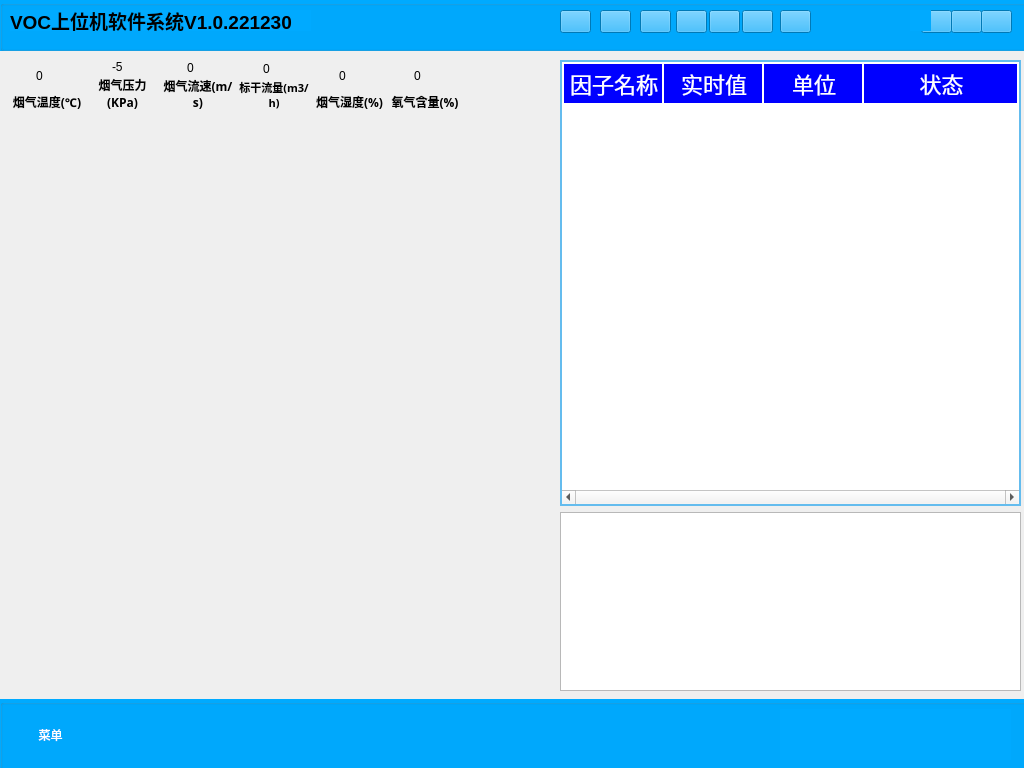
Old version of the form voc-gas/mainwindow.ui in the repository aa123Eason/workcode.
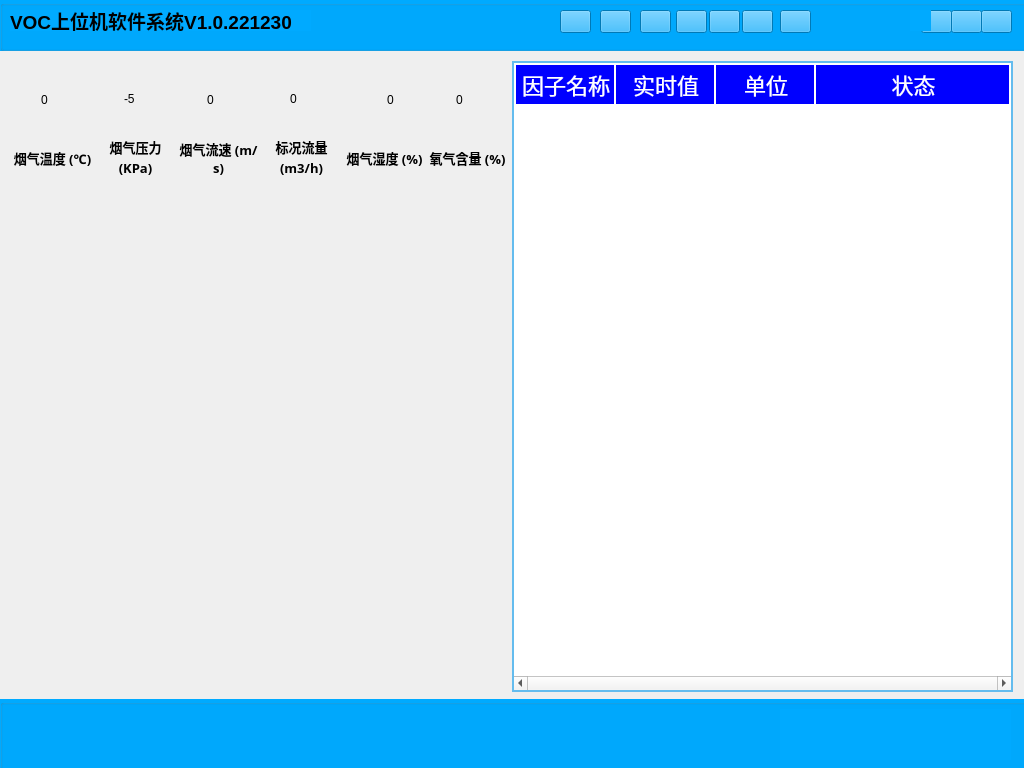
New version of the form. Icons and pictures are not drawn.

Diff of the .ui file:
```diff
--- a/voc-gas/mainwindow.ui
+++ b/voc-gas/mainwindow.ui
@@ -248,10 +248,10 @@
    <widget class="QWidget" name="layoutWidget">
     <property name="geometry">
      <rect>
-      <x>10</x>
-      <y>60</y>
-      <width>541</width>
-      <height>101</height>
+      <x>12</x>
+      <y>62</y>
+      <width>496</width>
+      <height>115</height>
      </rect>
     </property>
     <layout class="QHBoxLayout" name="horizontalLayout_5" stretch="1,1,1,1,1,1">
@@ -259,12 +259,15 @@
       <number>2</number>
      </property>
      <property name="sizeConstraint">
-      <enum>QLayout::SetFixedSize</enum>
+      <enum>QLayout::SetDefaultConstraint</enum>
      </property>
      <item>
       <layout class="QVBoxLayout" name="verticalLayout" stretch="2,1">
        <item>
         <layout class="QHBoxLayout" name="horizontalLayout" stretch="1,2">
+         <property name="spacing">
+          <number>3</number>
+         </property>
          <item>
           <widget class="QLabel" name="label_4">
            <property name="text">
@@ -289,16 +292,22 @@
        </item>
        <item>
         <widget class="QLabel" name="label_8">
+         <property name="sizePolicy">
+          <sizepolicy hsizetype="Preferred" vsizetype="Preferred">
+           <horstretch>0</horstretch>
+           <verstretch>0</verstretch>
+          </sizepolicy>
+         </property>
          <property name="font">
           <font>
            <family>微软雅黑</family>
-           <pointsize>9</pointsize>
+           <pointsize>10</pointsize>
            <weight>75</weight>
            <bold>true</bold>
           </font>
          </property>
          <property name="text">
-          <string>烟气温度(℃)</string>
+          <string>烟气温度 (℃)</string>
          </property>
          <property name="alignment">
           <set>Qt::AlignCenter</set>
@@ -314,6 +323,9 @@
       <layout class="QVBoxLayout" name="verticalLayout_2" stretch="2,1">
        <item>
         <layout class="QHBoxLayout" name="horizontalLayout_2" stretch="1,2">
+         <property name="spacing">
+          <number>3</number>
+         </property>
          <item>
           <widget class="QLabel" name="label_5">
            <property name="text">
@@ -335,16 +347,22 @@
        </item>
        <item>
         <widget class="QLabel" name="label_9">
+         <property name="sizePolicy">
+          <sizepolicy hsizetype="Preferred" vsizetype="Preferred">
+           <horstretch>0</horstretch>
+           <verstretch>0</verstretch>
+          </sizepolicy>
+         </property>
          <property name="font">
           <font>
            <family>微软雅黑</family>
-           <pointsize>9</pointsize>
+           <pointsize>10</pointsize>
            <weight>75</weight>
            <bold>true</bold>
           </font>
          </property>
          <property name="text">
-          <string>烟气压力(KPa)</string>
+          <string>烟气压力 (KPa)</string>
          </property>
          <property name="alignment">
           <set>Qt::AlignCenter</set>
@@ -360,6 +378,9 @@
       <layout class="QVBoxLayout" name="verticalLayout_3" stretch="2,1">
        <item>
         <layout class="QHBoxLayout" name="horizontalLayout_3" stretch="1,2">
+         <property name="spacing">
+          <number>3</number>
+         </property>
          <item>
           <widget class="QLabel" name="label_6">
            <property name="text">
@@ -381,16 +402,22 @@
        </item>
        <item>
         <widget class="QLabel" name="label_10">
+         <property name="sizePolicy">
+          <sizepolicy hsizetype="Preferred" vsizetype="Preferred">
+           <horstretch>0</horstretch>
+           <verstretch>0</verstretch>
+          </sizepolicy>
+         </property>
          <property name="font">
           <font>
            <family>微软雅黑</family>
-           <pointsize>9</pointsize>
+           <pointsize>10</pointsize>
            <weight>75</weight>
            <bold>true</bold>
           </font>
          </property>
          <property name="text">
-          <string>烟气流速(m/s)</string>
+          <string>烟气流速 (m/s)</string>
          </property>
          <property name="alignment">
           <set>Qt::AlignCenter</set>
@@ -406,6 +433,9 @@
       <layout class="QVBoxLayout" name="verticalLayout_4" stretch="2,1">
        <item>
         <layout class="QHBoxLayout" name="horizontalLayout_4" stretch="1,2">
+         <property name="spacing">
+          <number>3</number>
+         </property>
          <item>
           <widget class="QLabel" name="label_7">
            <property name="text">
@@ -427,16 +457,22 @@
        </item>
        <item>
         <widget class="QLabel" name="label_11">
+         <property name="sizePolicy">
+          <sizepolicy hsizetype="Preferred" vsizetype="Preferred">
+           <horstretch>0</horstretch>
+           <verstretch>0</verstretch>
+          </sizepolicy>
+         </property>
          <property name="font">
           <font>
            <family>微软雅黑</family>
-           <pointsize>8</pointsize>
+           <pointsize>10</pointsize>
            <weight>75</weight>
            <bold>true</bold>
           </font>
          </property>
          <property name="text">
-          <string>标干流量(m3/h)</string>
+          <string>标况流量 (m3/h)</string>
          </property>
          <property name="alignment">
           <set>Qt::AlignCenter</set>
@@ -452,8 +488,29 @@
       <layout class="QVBoxLayout" name="verticalLayout_6" stretch="2,1">
        <item>
         <layout class="QHBoxLayout" name="horizontalLayout_6" stretch="1,2">
+         <property name="spacing">
+          <number>3</number>
+         </property>
          <item>
           <widget class="QLabel" name="label_16">
+           <property name="sizePolicy">
+            <sizepolicy hsizetype="Fixed" vsizetype="Fixed">
+             <horstretch>0</horstretch>
+             <verstretch>0</verstretch>
+            </sizepolicy>
+           </property>
+           <property name="minimumSize">
+            <size>
+             <width>40</width>
+             <height>50</height>
+            </size>
+           </property>
+           <property name="maximumSize">
+            <size>
+             <width>40</width>
+             <height>50</height>
+            </size>
+           </property>
            <property name="text">
             <string/>
            </property>
@@ -473,16 +530,22 @@
        </item>
        <item>
         <widget class="QLabel" name="label_18">
+         <property name="sizePolicy">
+          <sizepolicy hsizetype="Preferred" vsizetype="Preferred">
+           <horstretch>0</horstretch>
+           <verstretch>0</verstretch>
+          </sizepolicy>
+         </property>
          <property name="font">
           <font>
            <family>微软雅黑</family>
-           <pointsize>9</pointsize>
+           <pointsize>10</pointsize>
            <weight>75</weight>
            <bold>true</bold>
           </font>
          </property>
          <property name="text">
-          <string>烟气湿度(%)</string>
+          <string>烟气湿度 (%)</string>
          </property>
          <property name="alignment">
           <set>Qt::AlignCenter</set>
@@ -498,6 +561,9 @@
       <layout class="QVBoxLayout" name="verticalLayout_7" stretch="2,1">
        <item>
         <layout class="QHBoxLayout" name="horizontalLayout_7" stretch="1,2">
+         <property name="spacing">
+          <number>3</number>
+         </property>
          <item>
           <widget class="QLabel" name="label_19">
            <property name="text">
@@ -519,16 +585,22 @@
        </item>
        <item>
         <widget class="QLabel" name="label_21">
+         <property name="sizePolicy">
+          <sizepolicy hsizetype="Preferred" vsizetype="Preferred">
+           <horstretch>0</horstretch>
+           <verstretch>0</verstretch>
+          </sizepolicy>
+         </property>
          <property name="font">
           <font>
            <family>微软雅黑</family>
-           <pointsize>9</pointsize>
+           <pointsize>10</pointsize>
            <weight>75</weight>
            <bold>true</bold>
           </font>
          </property>
          <property name="text">
-          <string>氧气含量(%)</string>
+          <string>氧气含量 (%)</string>
          </property>
          <property name="alignment">
           <set>Qt::AlignCenter</set>
@@ -545,10 +617,10 @@
    <widget class="QWidget" name="widget" native="true">
     <property name="geometry">
      <rect>
-      <x>10</x>
-      <y>170</y>
-      <width>541</width>
-      <height>521</height>
+      <x>12</x>
+      <y>180</y>
+      <width>496</width>
+      <height>509</height>
      </rect>
     </property>
    </widget>
@@ -567,35 +639,6 @@
     <property name="title">
      <string/>
     </property>
-    <widget class="QPushButton" name="MainMenu">
-     <property name="geometry">
-      <rect>
-       <x>10</x>
-       <y>10</y>
-       <width>81</width>
-       <height>51</height>
-      </rect>
-     </property>
-     <property name="styleSheet">
-      <string notr="true">QPushButton
-{
-	background:transparent;
-	border-radius:2px;
-	color:white;
-	
-	font: 75 25pt &quot;微软雅黑&quot;;
-}
-
-QPushButton:hover
-{
-	
-	background-color: rgb(0, 0, 127);
-}</string>
-     </property>
-     <property name="text">
-      <string>菜单</string>
-     </property>
-    </widget>
     <widget class="QLabel" name="label_2">
      <property name="geometry">
       <rect>
@@ -618,13 +661,16 @@
    <widget class="QWidget" name="layoutWidget">
     <property name="geometry">
      <rect>
-      <x>560</x>
-      <y>60</y>
-      <width>461</width>
+      <x>512</x>
+      <y>61</y>
+      <width>501</width>
       <height>631</height>
      </rect>
     </property>
-    <layout class="QVBoxLayout" name="verticalLayout_5" stretch="5,2">
+    <layout class="QVBoxLayout" name="verticalLayout_5" stretch="5">
+     <property name="sizeConstraint">
+      <enum>QLayout::SetNoConstraint</enum>
+     </property>
      <item>
       <widget class="QTableWidget" name="tableWidget">
        <property name="autoFillBackground">
@@ -770,9 +816,6 @@
        </column>
       </widget>
      </item>
-     <item>
-      <widget class="QTextEdit" name="debugEdit"/>
-     </item>
     </layout>
    </widget>
   </widget>
```
